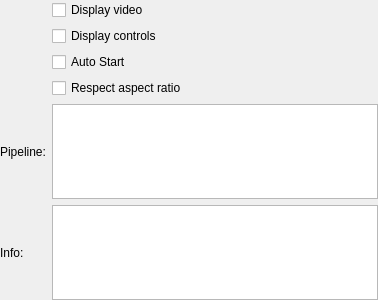
First picture: the form in ground/openpilotgcs/src/plugins/video/videooptionspage.ui, repository openpilot/OpenPilot, before the edit.
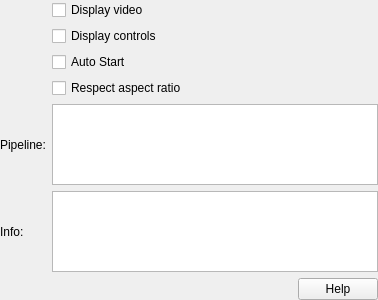
Second picture: the form after the edit.

Commit message: OP-802 OP-810 added gstreamer help dialog (wip)

```diff
--- a/ground/openpilotgcs/src/plugins/video/videooptionspage.ui
+++ b/ground/openpilotgcs/src/plugins/video/videooptionspage.ui
@@ -65,6 +65,30 @@
      </property>
     </widget>
    </item>
+   <item row="8" column="1">
+    <layout class="QHBoxLayout" name="horizontalLayout">
+     <item>
+      <spacer name="horizontalSpacer">
+       <property name="orientation">
+        <enum>Qt::Horizontal</enum>
+       </property>
+       <property name="sizeHint" stdset="0">
+        <size>
+         <width>40</width>
+         <height>20</height>
+        </size>
+       </property>
+      </spacer>
+     </item>
+     <item>
+      <widget class="QPushButton" name="helpButton">
+       <property name="text">
+        <string>Help</string>
+       </property>
+      </widget>
+     </item>
+    </layout>
+   </item>
   </layout>
  </widget>
  <resources/>
```
The commit also changes 7 other files.
